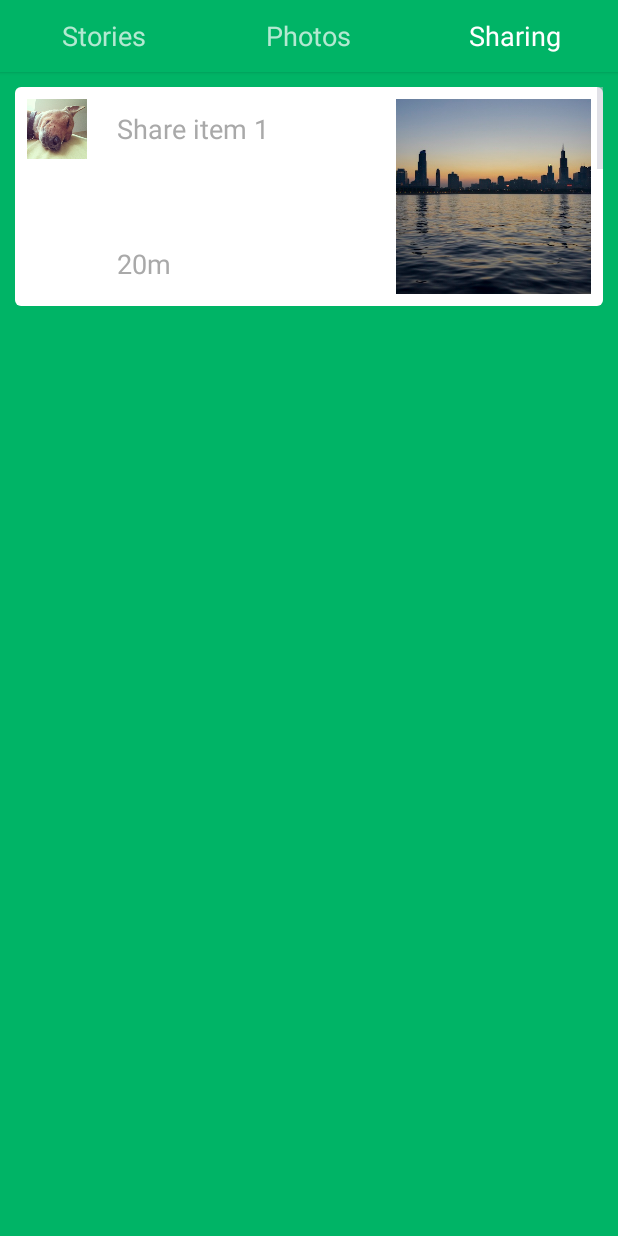
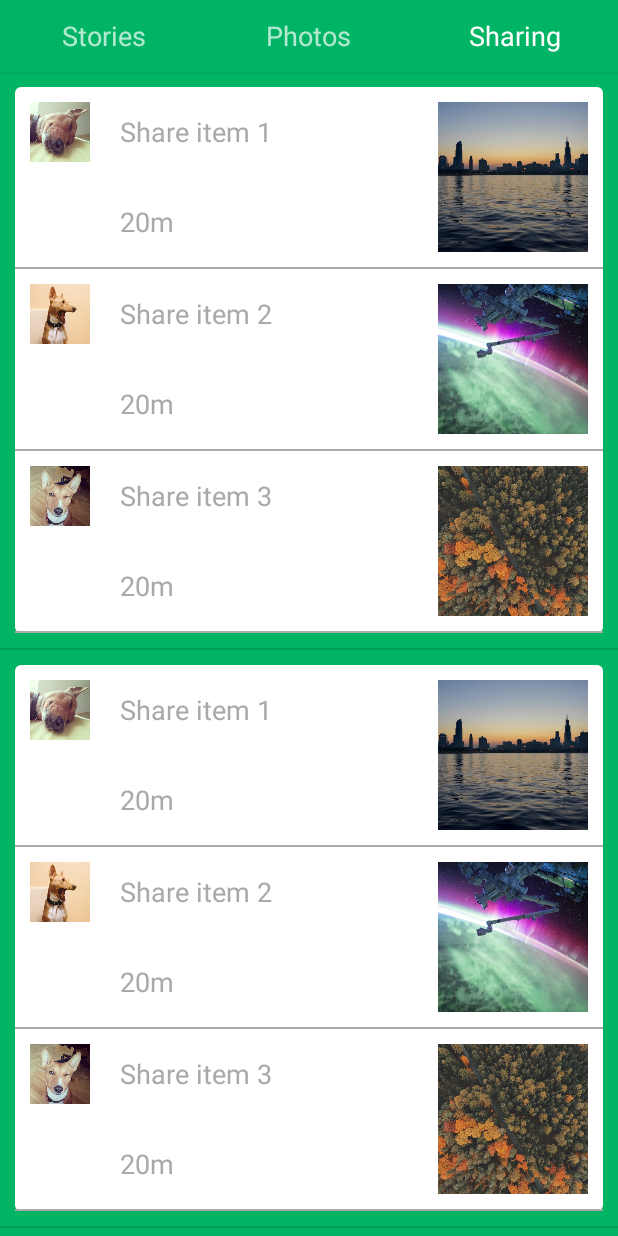
Before and after one commit to iferdelja/colored-tabs, an Android app: the screen it shows after launch (MainActivity), tab 3 chosen, on a phone screen of 412 x 824 dp. Run offline under Robolectric (Android 15) with nearby library versions, the phone set to English and light mode, and no system bars.

Commit message:
Share content updated.

```diff
--- a/android/ColoredTabs/app/src/main/java/com/ivanferdelja/coloredtabs/MainActivity.java
+++ b/android/ColoredTabs/app/src/main/java/com/ivanferdelja/coloredtabs/MainActivity.java
@@ -70,6 +70,13 @@ public class MainActivity extends AppCompatActivity {
         stream.shareItems.add(ShareItem.create(R.drawable.dog2, "Share item 2", R.drawable.story2));
         stream.shareItems.add(ShareItem.create(R.drawable.dog3, "Share item 3", R.drawable.story3));
         shareStreamAdapter.add(stream);
+
+        ShareStream stream2 = new ShareStream();
+        stream2.shareItems.add(ShareItem.create(R.drawable.dog, "Share item 1", R.drawable.story1));
+        stream2.shareItems.add(ShareItem.create(R.drawable.dog2, "Share item 2", R.drawable.story2));
+        stream2.shareItems.add(ShareItem.create(R.drawable.dog3, "Share item 3", R.drawable.story3));
+        shareStreamAdapter.add(stream2);
+
 
         viewPager.setAdapter(new FragmentPagerAdapter(getSupportFragmentManager()) {
             @Override
--- a/android/ColoredTabs/app/src/main/java/com/ivanferdelja/coloredtabs/ShareStreamAdapter.java
+++ b/android/ColoredTabs/app/src/main/java/com/ivanferdelja/coloredtabs/ShareStreamAdapter.java
@@ -22,7 +22,10 @@ public class ShareStreamAdapter extends ArrayAdapter<ShareStream> {
         ShareStream stream = getItem(position);
         ShareItemAdapter adapter = new ShareItemAdapter(getContext());
         adapter.addAll(stream.shareItems);
-        //streamView.getLayoutParams().height = 3000;
+        streamView.getLayoutParams().height = stream.shareItems.size()
+                * (getContext().getResources().getDimensionPixelSize(R.dimen.share_item_height)
+                + getContext().getResources().getDimensionPixelSize(R.dimen.share_stream_divider_height))
+                + 2 * getContext().getResources().getDimensionPixelSize(R.dimen.fragment_item_inset);
         ((ListView) streamView).setAdapter(adapter);
 
         return streamView;
--- /dev/null
+++ b/android/ColoredTabs/app/src/main/res/drawable/fragment_item_background.xml
@@ -0,0 +1,3 @@
+<?xml version="1.0" encoding="utf-8"?>
+<inset xmlns:android="http://schemas.android.com/apk/res/android" android:drawable="@drawable/fragment_item_inner_background"
+    android:inset="@dimen/fragment_item_inset"/>
--- a/android/ColoredTabs/app/src/main/res/drawable/story_background.xml
+++ /dev/null
@@ -1,3 +0,0 @@
-<?xml version="1.0" encoding="utf-8"?>
-<inset xmlns:android="http://schemas.android.com/apk/res/android" android:drawable="@drawable/story_inner_background"
-    android:inset="10dp"/>
--- a/android/ColoredTabs/app/src/main/res/layout/fragment_share.xml
+++ b/android/ColoredTabs/app/src/main/res/layout/fragment_share.xml
@@ -4,5 +4,4 @@
           android:layout_height="match_parent"
           android:layout_weight="1"
           android:drawSelectorOnTop="false"
-          android:divider="@android:color/transparent"
     />
--- a/android/ColoredTabs/app/src/main/res/layout/share_item.xml
+++ b/android/ColoredTabs/app/src/main/res/layout/share_item.xml
@@ -1,5 +1,5 @@
 <RelativeLayout
-    style="@style/SharedItem"
+    style="@style/ShareItem"
     xmlns:android="http://schemas.android.com/apk/res/android">
 
 
@@ -33,8 +33,8 @@
 
     <ImageView
         android:id="@+id/image"
-        android:layout_width="130dp"
-        android:layout_height="130dp"
+        android:layout_width="@dimen/share_item_image_dim"
+        android:layout_height="@dimen/share_item_image_dim"
         android:layout_alignParentRight="true"
         android:scaleType="centerCrop"
         android:src="@drawable/story1"/>
--- a/android/ColoredTabs/app/src/main/res/values/dimens.xml
+++ b/android/ColoredTabs/app/src/main/res/values/dimens.xml
@@ -2,4 +2,8 @@
     <!-- Default screen margins, per the Android Design guidelines. -->
     <dimen name="activity_horizontal_margin">16dp</dimen>
     <dimen name="activity_vertical_margin">16dp</dimen>
+    <dimen name="share_item_height">120dp</dimen>
+    <dimen name="share_item_image_dim">100dp</dimen>
+    <dimen name="share_stream_divider_height">1dp</dimen>
+    <dimen name="fragment_item_inset">10dp</dimen>
 </resources>
--- a/android/ColoredTabs/app/src/main/res/values/styles.xml
+++ b/android/ColoredTabs/app/src/main/res/values/styles.xml
@@ -9,7 +9,7 @@
     <style name="Story">
         <item name="android:layout_width">match_parent</item>
         <item name="android:layout_height">wrap_content</item>
-        <item name="android:background">@drawable/story_background</item>
+        <item name="android:background">@drawable/fragment_item_background</item>
     </style>
 
     <style name="TabText" parent="TextAppearance.AppCompat.Medium">
@@ -52,12 +52,14 @@
     <style name="ShareStream">
         <item name="android:layout_width">match_parent</item>
         <item name="android:layout_height">wrap_content</item>
-        <item name="android:background">@drawable/story_background</item>
+        <item name="android:background">@drawable/fragment_item_background</item>
+        <item name="android:divider">@android:color/darker_gray</item>
+        <item name="android:dividerHeight">@dimen/share_stream_divider_height</item>
     </style>
 
-    <style name="SharedItem">
+    <style name="ShareItem">
         <item name="android:layout_width">match_parent</item>
-        <item name="android:layout_height">150dp</item>
-        <item name="android:padding">8dp</item>
+        <item name="android:layout_height">@dimen/share_item_height</item>
+        <item name="android:padding">10dp</item>
     </style>
 </resources>
```
Also changed, not shown: android/ColoredTabs/app/src/main/res/drawable/fragment_item_inner_background.xml (renamed from android/ColoredTabs/app/src/main/res/drawable/story_inner_background.xml).
